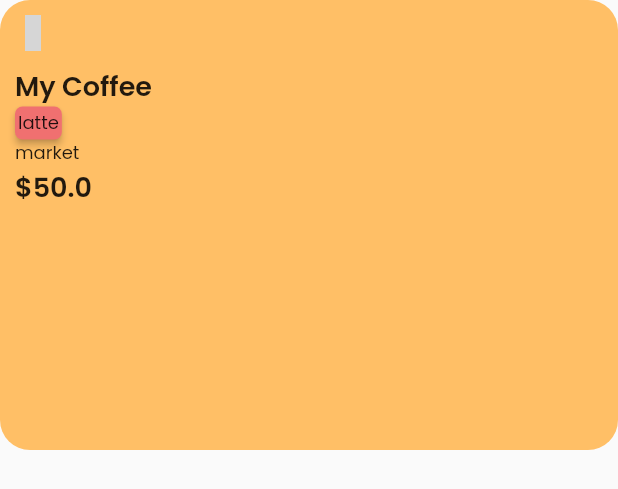
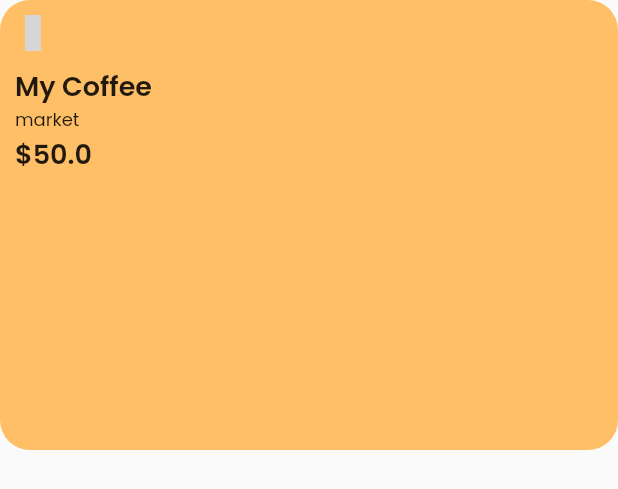
Before and after one commit to Ishfakur-Rahman/e-cafe-project-university, a Flutter app: the RecomendedCoffeeLists widget shown alone on an empty page, opened directly, on a phone screen of 412 x 824 dp. Shown: the top 489 px of the screen. Run offline on Flutter 3.47's test engine with Material 2 defaults, Android fonts, the phone set to English and light mode, and no system bars; drawn by our look-alikes of auto_size_text, badges; our stand-ins replace cloud_firestore, firebase_auth, firebase_core, flutter_svg, font_awesome_flutter, get and 2 more; missing offline and left inert: dart:html; accounts and stored records are empty; grey boxes are pictures that could not be loaded.

Commit message:
making the seller page

```diff
--- a/lib/Theme/mText.dart
+++ b/lib/Theme/mText.dart
@@ -1,12 +1,11 @@
 // ignore_for_file: prefer_initializing_formals, overridden_fields, use_key_in_widget_constructors, must_be_immutable, file_names
 
-import 'package:auto_size_text/auto_size_text.dart';
 import 'package:flutter/material.dart';
 import 'package:google_fonts/google_fonts.dart';
 
 import 'package:versity_project_coffee/Theme/mColors.dart';
 
-class MText extends AutoSizeText {
+class MText extends Text {
 
   MText(this.data, {this.decoration, this.fontWeight, this.fontSize, this.color}) : super('');
 
@@ -18,8 +17,8 @@ class MText extends AutoSizeText {
   @override
   final String data;
 
-  AutoSizeText text() {
-    return AutoSizeText(data, style: textThemePoppins(color, fontWeight, fontSize), maxLines: 2,overflow: TextOverflow.ellipsis,);
+  Text text() {
+    return Text(data, style: textThemePoppins(color, fontWeight, fontSize), maxLines: 2,overflow: TextOverflow.ellipsis,);
   }
 
   Text heading1() {
--- a/lib/features/homePage/presentation/pages/homePage.dart
+++ b/lib/features/homePage/presentation/pages/homePage.dart
@@ -1,6 +1,4 @@
 // ignore_for_file: file_names, constant_identifier_names
-
-import 'package:badges/badges.dart';
 import 'package:flutter/material.dart';
 import 'package:get/get.dart';
 import 'package:iconsax/iconsax.dart';
@@ -68,17 +66,6 @@ class HomePage extends StatelessWidget {
                       height: 10,
                     ),
                     MText("coffee $index").heading3(),
-                    Badge(
-                      padding: EdgeInsets.all(2),
-                      badgeColor: MColors.pink,
-                      shape: BadgeShape.square,
-                      borderRadius: BorderRadius.all(Radius.circular(5)),
-                      toAnimate: true,
-                      badgeContent: MText(
-                        coffe_types[0],
-                        fontSize: 1,
-                      ).text(),
-                    ),
                     MText(
                       "Market $index",
                       fontSize: 12,
@@ -136,17 +123,6 @@ class RecomendedCoffeeLists extends StatelessWidget {
                       height: 10,
                     ),
                     MText(controller.coffee[index].name).heading3(),
-                    Badge(
-                      padding: const EdgeInsets.all(2),
-                      badgeColor: MColors.pink,
-                      shape: BadgeShape.square,
-                      borderRadius: const BorderRadius.all(Radius.circular(5)),
-                      toAnimate: true,
-                      badgeContent: MText(
-                        controller.coffee[index].type,
-                        fontSize: 1,
-                      ).text(),
-                    ),
                     MText(
                       controller.coffee[index].market,
                       fontSize: 12,
```
